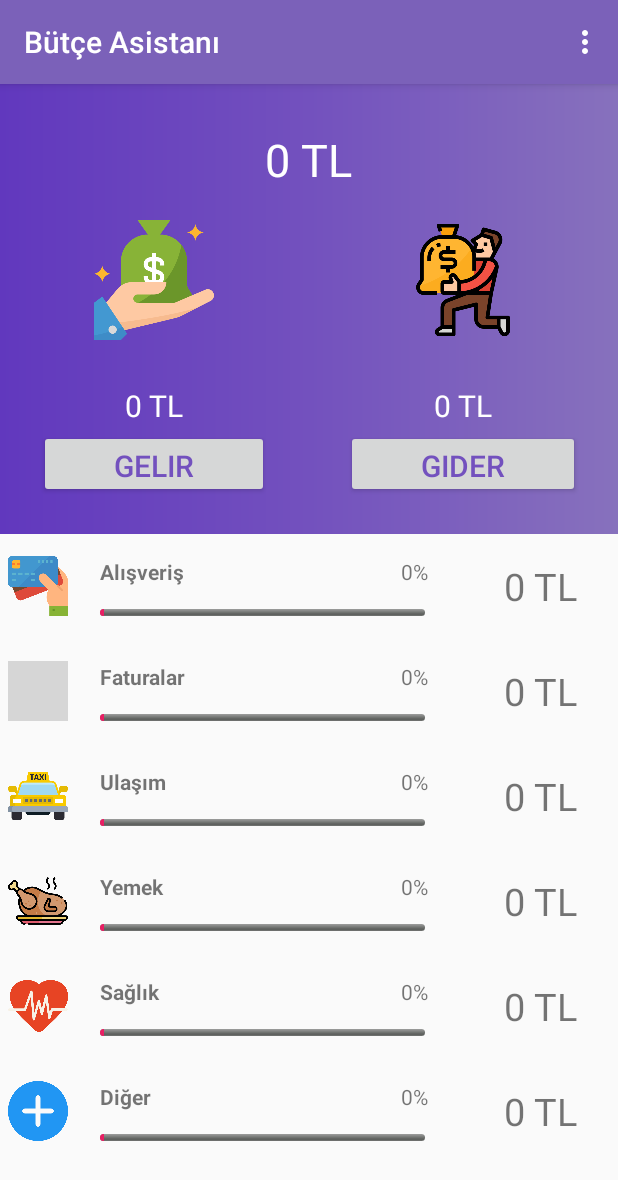
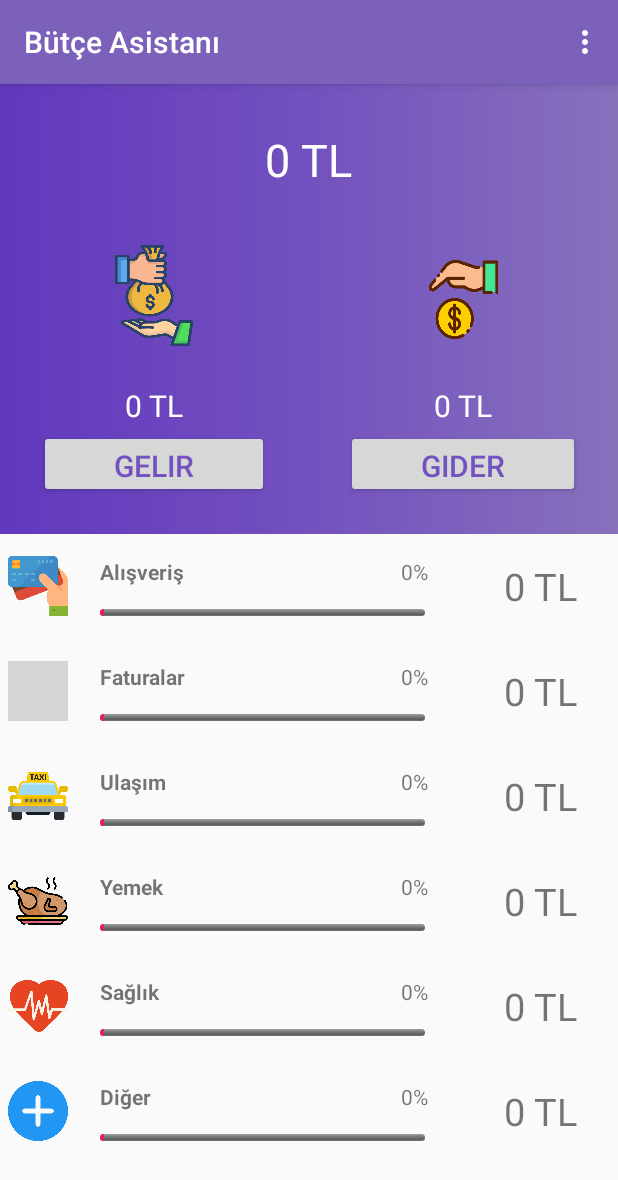
Before and after one commit to Yuksel-Can/Income-Expense-Application, an Android app: the screen it shows after launch (MainActivity), after a tap on "GIRIŞ YAP", on a phone screen of 412 x 824 dp. Shown: the top 1180 px of the screen. Run offline under Robolectric (Android 15) with nearby library versions, the phone set to English and light mode, and no system bars; grey boxes are pictures that could not be loaded.

Commit message:
version_1.0

```diff
--- a/gelirgider2/app/src/main/java/com/omu/gelirgider2/Gelir_activity.java
+++ b/gelirgider2/app/src/main/java/com/omu/gelirgider2/Gelir_activity.java
@@ -48,6 +48,7 @@ public class Gelir_activity extends AppCompatActivity implements DatePickerDialo
             public void onClick(View v) {
                 DialogFragment datePicker = new DatePickerFragment();
                 datePicker.show(getSupportFragmentManager(),"date picker");
+                btn1.setClickable(false);
 
             }
         });
--- a/gelirgider2/app/src/main/java/com/omu/gelirgider2/Gider_activity.java
+++ b/gelirgider2/app/src/main/java/com/omu/gelirgider2/Gider_activity.java
@@ -48,7 +48,7 @@ public class Gider_activity extends AppCompatActivity implements DatePickerDialo
             public void onClick(View v) {
                 DialogFragment datePicker = new DatePickerFragment();
                 datePicker.show(getSupportFragmentManager(),"date picker");
-
+                btn1.setClickable(false);
             }
         });
         btnGeri();
--- a/gelirgider2/app/src/main/java/com/omu/gelirgider2/Login_activity.java
+++ b/gelirgider2/app/src/main/java/com/omu/gelirgider2/Login_activity.java
@@ -31,17 +31,9 @@ public class Login_activity extends AppCompatActivity {
                 startActivity(intent2);
             }
         });
-        btnGiris1.setOnClickListener(new View.OnClickListener() {
-            @Override
-            public void onClick(View v) {
-                Intent intent2= new Intent(Login_activity.this,MainActivity.class);
-                startActivity(intent2);
-            }
-        });
     }
     public void tanimla(){
         btnGiris =findViewById(R.id.btnGiris);
         btnKaydet=findViewById(R.id.btnKaydet);
-        btnGiris1=findViewById(R.id.btnGiris1);
     }
 }
--- a/gelirgider2/app/src/main/res/layout/activity_main.xml
+++ b/gelirgider2/app/src/main/res/layout/activity_main.xml
@@ -14,130 +14,150 @@
             android:layout_width="match_parent"
             android:layout_height="match_parent"
             android:orientation="vertical">
+
             <LinearLayout
                 android:layout_width="match_parent"
                 android:layout_height="300dp"
-                android:orientation="vertical"
-                android:background="@drawable/gradient">
+                android:background="@drawable/gradient"
+                android:orientation="vertical">
+
                 <TextView
                     android:id="@+id/txtGenelToplam"
                     android:layout_width="wrap_content"
                     android:layout_height="wrap_content"
+                    android:layout_gravity="center"
+                    android:layout_marginTop="30dp"
+                    android:text="0 TL"
                     android:textColor="@color/colorWhite"
-                    android:text="0 TL"
                     android:textSize="30sp"
                     app:layout_constraintBottom_toBottomOf="parent"
                     app:layout_constraintLeft_toLeftOf="parent"
                     app:layout_constraintRight_toRightOf="parent"
                     app:layout_constraintTop_toTopOf="parent"
-                    app:layout_constraintVertical_bias="0.289"
-                    android:layout_gravity="center"
-                    android:layout_marginTop="30dp"
-                    />
+                    app:layout_constraintVertical_bias="0.289" />
+
                 <LinearLayout
                     android:layout_width="match_parent"
                     android:layout_height="100dp"
+                    android:layout_gravity="center"
+                    android:layout_marginTop="20dp"
                     android:orientation="horizontal"
-                    android:layout_gravity="center"
-                    android:layout_marginTop="20dp">
+                    android:paddingTop="15dp">
 
 
                     <LinearLayout
                         android:layout_width="0dp"
+                        android:layout_height="match_parent"
                         android:layout_weight="1"
-                        android:layout_height="match_parent"
                         android:orientation="vertical">
+
                         <ImageView
                             android:layout_width="80dp"
-                            android:layout_height="80dp"
-                            android:background="@drawable/bank"
-                            android:layout_gravity="center"/></LinearLayout>
+                            android:layout_height="70dp"
+                            android:layout_gravity="center"
+                            android:background="@drawable/wealth" />
+                    </LinearLayout>
+
                     <LinearLayout
                         android:layout_width="0dp"
+                        android:layout_height="match_parent"
                         android:layout_weight="1"
-                        android:layout_height="match_parent"
-                        android:orientation="vertical"
-                        >
+                        android:orientation="vertical">
+
                         <ImageView
-                            android:layout_width="80dp"
-                            android:layout_height="80dp"
-                            android:background="@drawable/wealth"
-                            android:layout_gravity="center"/></LinearLayout>
+                            android:layout_width="70dp"
+                            android:layout_height="75dp"
+                            android:layout_gravity="center"
+                            android:background="@drawable/bank" />
+                    </LinearLayout>
                 </LinearLayout>
+
                 <LinearLayout
                     android:layout_width="match_parent"
                     android:layout_height="30dp"
-                    android:orientation="horizontal"
                     android:layout_gravity="center"
-                    android:layout_marginTop="10dp">
+                    android:layout_marginTop="10dp"
+                    android:orientation="horizontal">
 
 
                     <LinearLayout
                         android:layout_width="0dp"
+                        android:layout_height="match_parent"
                         android:layout_weight="1"
-                        android:layout_height="match_parent"
                         android:orientation="vertical">
+
                         <TextView
                             android:id="@+id/txtGelirToplam"
                             android:layout_width="wrap_content"
                             android:layout_height="wrap_content"
-                            android:textSize="20dp"
+                            android:layout_gravity="center"
+                            android:paddingHorizontal="50dp"
+                            android:text="0 TL"
                             android:textColor="@color/colorWhite"
-                            android:text="0 TL"
-                            android:paddingHorizontal="50dp"
-                            android:layout_gravity="center"/></LinearLayout>
+                            android:textSize="20dp" />
+                    </LinearLayout>
+
                     <LinearLayout
                         android:layout_width="0dp"
+                        android:layout_height="match_parent"
                         android:layout_weight="1"
-                        android:layout_height="match_parent"
                         android:orientation="vertical">
+
                         <TextView
                             android:id="@+id/txtGiderToplam"
                             android:layout_width="wrap_content"
                             android:layout_height="wrap_content"
-                            android:textSize="20dp"
+                            android:layout_gravity="center"
+                            android:paddingHorizontal="50dp"
                             android:text="0 TL"
                             android:textColor="@color/colorWhite"
-                            android:paddingHorizontal="50dp"
-                            android:layout_gravity="center"/></LinearLayout>
+                            android:textSize="20dp" />
+                    </LinearLayout>
                 </LinearLayout>
+
                 <LinearLayout
                     android:layout_width="match_parent"
                     android:layout_height="45dp"
-                    android:orientation="horizontal"
-                    android:layout_gravity="center">
+                    android:layout_gravity="center"
+                    android:orientation="horizontal">
 
 
                     <LinearLayout
                         android:layout_width="0dp"
+                        android:layout_height="match_parent"
                         android:layout_weight="1"
-                        android:layout_height="match_parent"
                         android:orientation="vertical">
+
                         <Button
+                            android:id="@+id/btnGelir"
                             android:layout_width="wrap_content"
                             android:layout_height="wrap_content"
-                            android:textSize="20dp"
+                            android:layout_gravity="center"
+                            android:paddingHorizontal="50dp"
                             android:text="Gelir"
-                            android:id="@+id/btnGelir"
                             android:textColor="@color/colorPurple"
-                            android:paddingHorizontal="50dp"
-                            android:layout_gravity="center"/></LinearLayout>
+                            android:textSize="20dp" />
+                    </LinearLayout>
+
                     <LinearLayout
                         android:layout_width="0dp"
+                        android:layout_height="match_parent"
                         android:layout_weight="1"
-                        android:layout_height="match_parent"
                         android:orientation="vertical">
+
                         <Button
+                            android:id="@+id/btnGider"
                             android:layout_width="wrap_content"
                             android:layout_height="wrap_content"
-                            android:textSize="20dp"
+                            android:layout_gravity="center"
+                            android:paddingHorizontal="50dp"
                             android:text="Gider"
-                            android:id="@+id/btnGider"
                             android:textColor="@color/colorPurple"
-                            android:paddingHorizontal="50dp"
-                            android:layout_gravity="center"/></LinearLayout>
+                            android:textSize="20dp" />
+                    </LinearLayout>
                 </LinearLayout>
             </LinearLayout>
+
             <LinearLayout
                 android:layout_width="match_parent"
                 android:layout_height="70dp"
--- a/gelirgider2/app/src/main/res/layout/gelir.xml
+++ b/gelirgider2/app/src/main/res/layout/gelir.xml
@@ -82,7 +82,7 @@
                 android:gravity="center_vertical">
                 <TextView
                     android:layout_width="0dp"
-                    android:layout_weight="2"
+                    android:layout_weight="3"
                     android:layout_height="wrap_content"
                     android:textSize="18dp"
                     android:text="Tarih :"
--- a/gelirgider2/app/src/main/res/layout/gider.xml
+++ b/gelirgider2/app/src/main/res/layout/gider.xml
@@ -35,7 +35,6 @@
                     android:layout_weight="6"
                     android:entries="@array/giderKatagoriler"
                     android:padding="20dp"
-
                     />
 
             </LinearLayout>
@@ -56,12 +55,11 @@
                 <EditText
                     android:id="@+id/edtTutar"
                     android:layout_width="0dp"
-                    android:layout_height="wrap_content"
+                    android:layout_height="match_parent"
                     android:layout_weight="6"
+                    android:inputType="number"
                     android:padding="20dp"
-                    android:textColor="@color/colorWhite"
-                    android:inputType="number"
-                    />
+                    android:textColor="@color/colorWhite" />
                 <TextView
                     android:layout_width="0dp"
                     android:layout_height="match_parent"
@@ -82,7 +80,7 @@
                 android:gravity="center_vertical">
                 <TextView
                     android:layout_width="0dp"
-                    android:layout_weight="2"
+                    android:layout_weight="3"
                     android:layout_height="wrap_content"
                     android:textSize="18dp"
                     android:text="Tarih :"
--- a/gelirgider2/app/src/main/res/layout/login.xml
+++ b/gelirgider2/app/src/main/res/layout/login.xml
@@ -70,14 +70,6 @@
         android:layout_height="wrap_content"
         android:orientation="horizontal"
         android:layout_below="@+id/edtSifre">
-        <Button
-            android:layout_width="0dp"
-            android:layout_height="wrap_content"
-            android:id="@+id/btnGiris1"
-            android:layout_weight="1"
-            android:textColor="@color/colorPurple"
-            android:text="Giriş Yap"
-            android:layout_marginTop="20dp"/>
 
         <Button
             android:id="@+id/btnGiris"
```
Also changed, not shown: gelirgider2/app/src/main/res/drawable/bank.png, gelirgider2/app/src/main/res/drawable/wealth.png.
